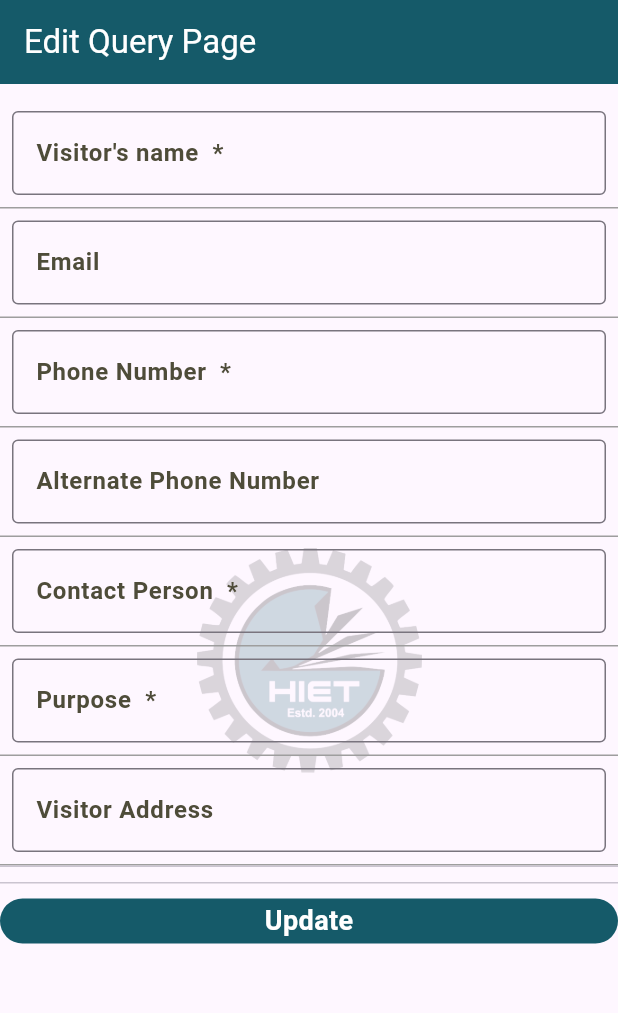
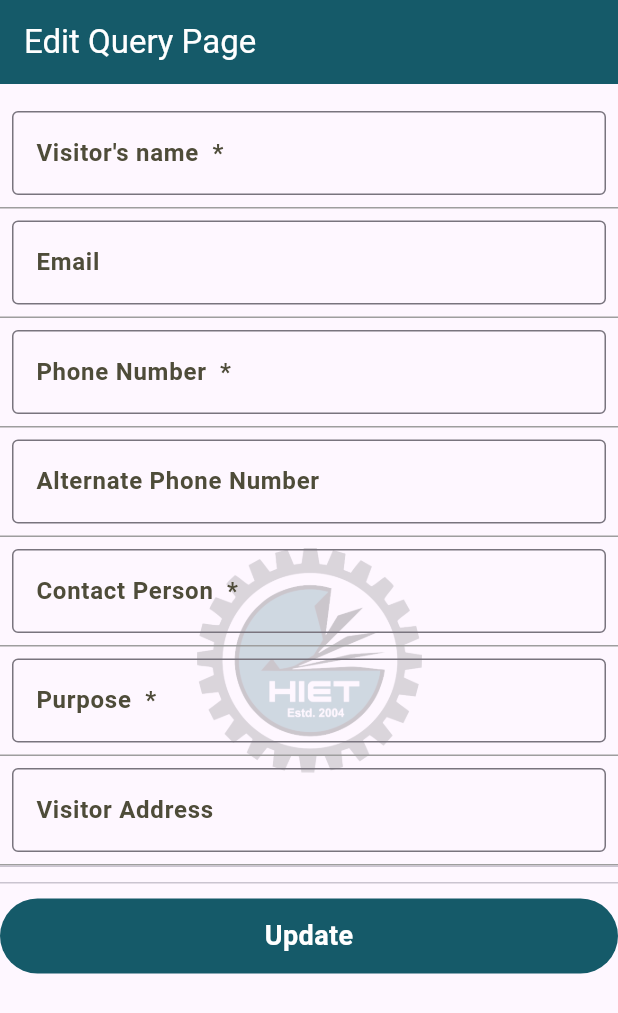
Before and after one commit to gauravs1024/hiet-official-project, a Flutter app: the EditVisitorPage screen opened directly with empty values, on a phone screen of 412 x 824 dp. Shown: the top 1013 px of the screen. Run offline on Flutter 3.47's test engine with Material 3 defaults, Android fonts, the phone set to English and light mode, and no system bars; our stand-ins replace lottie, rflutter_alert, shared_preferences, smooth_page_indicator; missing offline and left inert: dart:ffi; accounts and stored records are empty; statements that could not run were skipped.

Commit message:
name changed

```diff
--- a/lib/Pages/AdmQueryForm.dart
+++ b/lib/Pages/AdmQueryForm.dart
@@ -2,10 +2,11 @@ import 'dart:convert';
 
 import 'package:flutter/material.dart';
 import 'package:flutter/services.dart';
-import 'package:hiet_official_project/Utils/AppColors.dart';
-import 'package:hiet_official_project/Utils/CustomWidgets.dart';
+
 
 import '../API/Api.dart';
+import '../Utils/AppColors.dart';
+import '../Utils/CustomWidgets.dart';
 import 'LoginPage.dart';
 import 'package:http/http.dart' as http;
 class AdmissionQueryPage extends StatefulWidget {
--- a/lib/Pages/AppDrawerMenuScreen.dart
+++ b/lib/Pages/AppDrawerMenuScreen.dart
@@ -1,7 +1,8 @@
 import 'package:flutter/material.dart';
-import 'package:hiet_official_project/Pages/LoginPage.dart';
-import 'package:hiet_official_project/SharedPreferences/SharedPreferencesSession.dart';
+
+import '../SharedPreferences/SharedPreferencesSession.dart';
 import '../Utils/AppColors.dart';
+import 'LoginPage.dart';
 
 class AppDrawerMenuScreen extends StatefulWidget{
   const AppDrawerMenuScreen({super.key});
--- a/lib/Pages/EditVisitorPage.dart
+++ b/lib/Pages/EditVisitorPage.dart
@@ -1,11 +1,11 @@
 import 'dart:convert';
 import 'package:flutter/material.dart';
 import 'package:flutter/services.dart';
-import 'package:hiet_official_project/Pages/ViewQueryFormPage.dart';
 import 'package:http/http.dart' as http;
 import '../API/Api.dart';
 import '../Utils/AppColors.dart';
 import '../Utils/CustomWidgets.dart';
+import 'ViewQueryFormPage.dart';
 
 class EditVisitorPage extends StatefulWidget{
  final String visitorName;
@@ -278,34 +278,7 @@ class _EditVisitorPageState extends State<EditVisitorPage> {
                   height: 1,
                 ),
                 const SizedBox(height: 10,),
-                AnimatedContainer(
-                  duration: const Duration(milliseconds: 300),
-                  height: 30.0,
-                  decoration: BoxDecoration(
-                    color: const Color.fromRGBO(21, 90, 105, 1),
-                    borderRadius: BorderRadius.circular(30),
-                  ),
-                  child: Material(
-                    color: Colors.transparent,
-                    child: InkWell(
-                      onTap: (
-                          ) {
-                        textValidation();
-                      },
-                      borderRadius: BorderRadius.circular(8),
-                      child: const Center(
-                        child: Text(
-                          'Update',
-                          style: TextStyle(
-                            color: Colors.white,
-                            fontSize: 18,
-                            fontWeight: FontWeight.bold,
-                          ),
-                        ),
-                      ),
-                    ),
-                  ),
-                ),
+              CustomWidgets.customButton('Update', textValidation)
               ],
             ),
           ),
--- a/pubspec.yaml
+++ b/pubspec.yaml
@@ -1,4 +1,4 @@
-name: hiet_official_project
+name: Hiet_Guard_App
 description: "A new Flutter project."
 # The following line prevents the package from being accidentally published to
 # pub.dev using `flutter pub publish`. This is preferred for private packages.
```
Also changed, not shown: lib/Pages/LoginPage.dart (+4 -3 lines), lib/Pages/ViewQueryFormPage.dart (+6 -4 lines), lib/Utils/CustomWidgets.dart (+22 -9 lines), lib/main.dart (+4 -4 lines), 2 other files.
